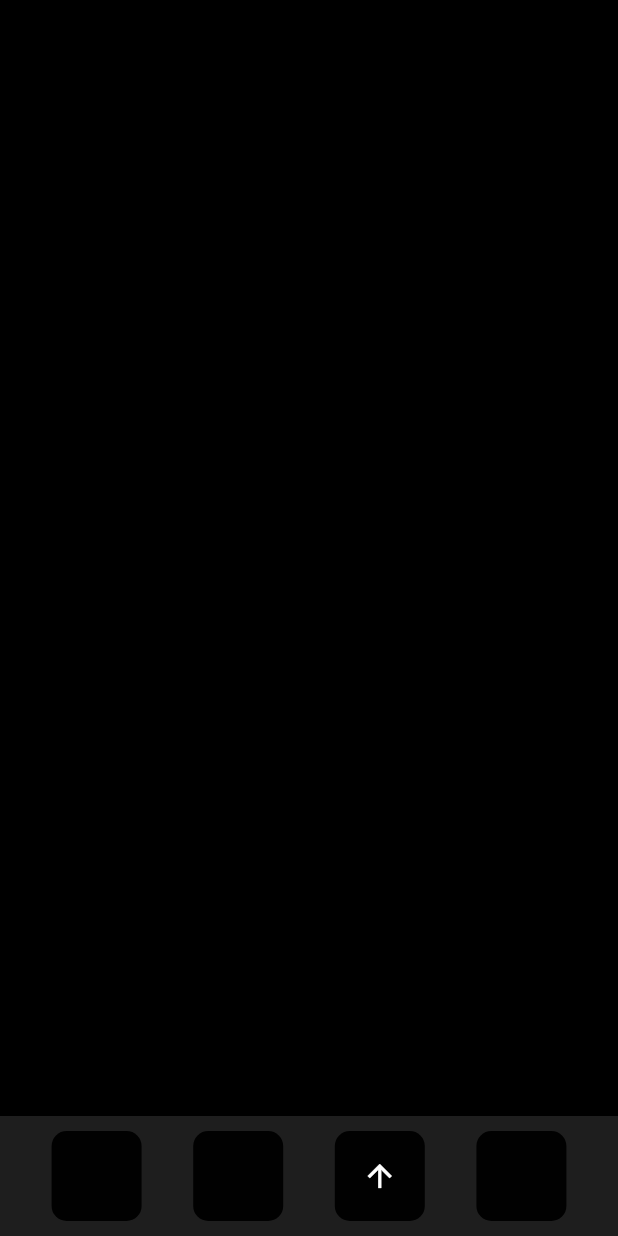
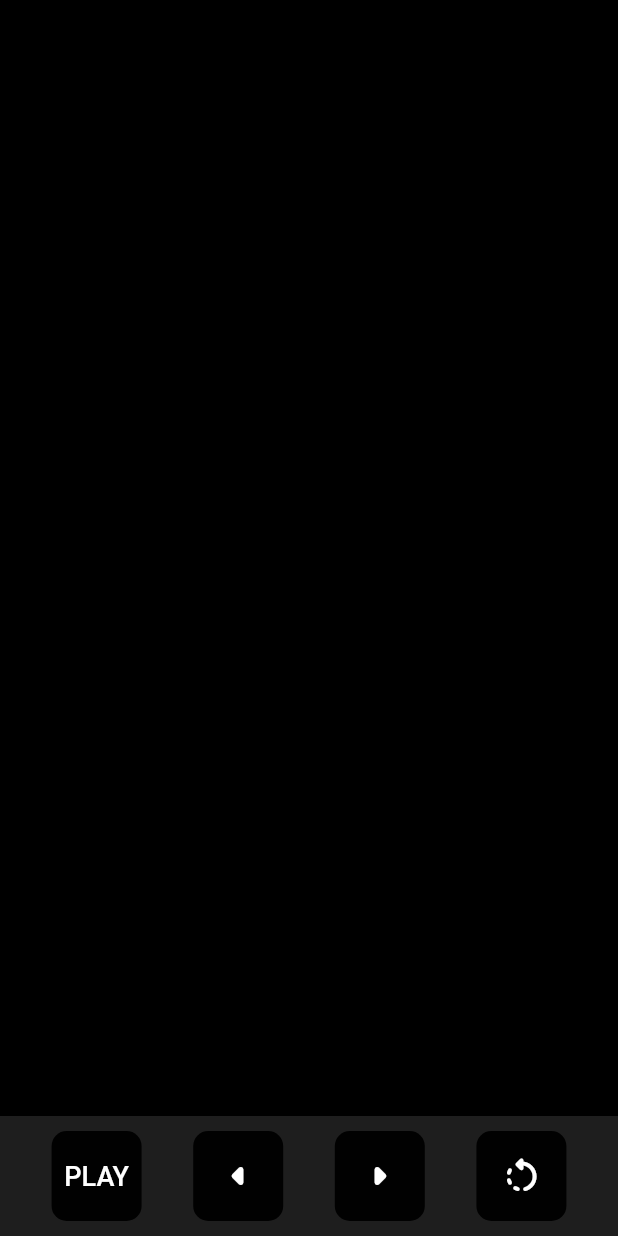
Before and after one commit to chirbard/tetris_app, a Flutter app: the screen it shows after launch, on a phone screen of 412 x 824 dp. Run offline on Flutter 3.47's test engine with Material 2 defaults, Android fonts, the phone set to English and light mode, and no system bars.

Commit message:
kõik nuppud

```diff
--- a/lib/game.dart
+++ b/lib/game.dart
@@ -25,43 +25,67 @@ class _MyGameState extends State<MyGame> {
               child: Row(
                 mainAxisAlignment: MainAxisAlignment.spaceEvenly,
                 children: [
-                  Container(
-                    decoration: BoxDecoration(
-                      borderRadius: BorderRadius.circular(10),
-                      color: const Color(0xFF010101),
+                  TextButton(
+                    style: TextButton.styleFrom(
+                      backgroundColor: const Color(0xFF010101),
+                      minimumSize: const Size.square(60.0),
+                      shape: RoundedRectangleBorder(
+                        borderRadius: BorderRadius.circular(10.0),
+                      ),
                     ),
-                    width: 60,
-                    height: 60,
-                  ),
-                  Container(
-                    decoration: BoxDecoration(
-                      borderRadius: BorderRadius.circular(10),
-                      color: const Color(0xFF010101),
+                    child: const Text(
+                      'PLAY',
+                      style: TextStyle(
+                        color: Colors.white,
+                        fontSize: 18,
+                      ),
                     ),
-                    width: 60,
-                    height: 60,
+                    onPressed: () {},
                   ),
                   TextButton(
                     style: TextButton.styleFrom(
                       backgroundColor: const Color(0xFF010101),
-                      minimumSize: Size.square(60.0),
+                      minimumSize: const Size.square(60.0),
                       shape: RoundedRectangleBorder(
                         borderRadius: BorderRadius.circular(10.0),
                       ),
                     ),
                     child: const Icon(
-                      Icons.arrow_upward,
+                      Icons.arrow_left_rounded,
+                      size: 40,
                       color: Colors.white,
                     ),
                     onPressed: () {},
                   ),
-                  Container(
-                    decoration: BoxDecoration(
-                      borderRadius: BorderRadius.circular(10),
-                      color: const Color(0xFF010101),
+                  TextButton(
+                    style: TextButton.styleFrom(
+                      backgroundColor: const Color(0xFF010101),
+                      minimumSize: const Size.square(60.0),
+                      shape: RoundedRectangleBorder(
+                        borderRadius: BorderRadius.circular(10.0),
+                      ),
                     ),
-                    width: 60,
-                    height: 60,
+                    child: const Icon(
+                      Icons.arrow_right_rounded,
+                      size: 40,
+                      color: Colors.white,
+                    ),
+                    onPressed: () {},
+                  ),
+                  TextButton(
+                    style: TextButton.styleFrom(
+                      backgroundColor: const Color(0xFF010101),
+                      minimumSize: const Size.square(60.0),
+                      shape: RoundedRectangleBorder(
+                        borderRadius: BorderRadius.circular(10.0),
+                      ),
+                    ),
+                    child: const Icon(
+                      Icons.rotate_left_rounded,
+                      size: 30,
+                      color: Colors.white,
+                    ),
+                    onPressed: () {},
                   )
                 ],
               ),
--- a/lib/main.dart
+++ b/lib/main.dart
@@ -9,8 +9,8 @@ class MyApp extends StatelessWidget {
   const MyApp({Key? key}) : super(key: key);
   @override
   Widget build(BuildContext context) {
-    return MaterialApp(
-      home: const MyGame(),
+    return const MaterialApp(
+      home: MyGame(),
     );
   }
 }
```
Also changed, not shown: pubspec.lock.
